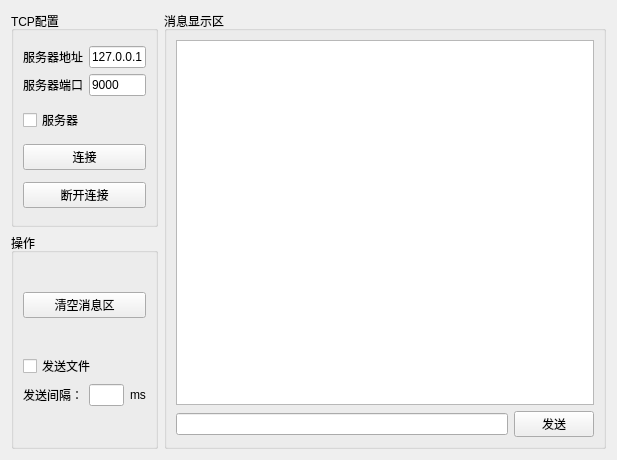
Above: CommAssistant/TcpWidget.ui from wangdong1328/QtProjects before the change. Below: the same form after it.
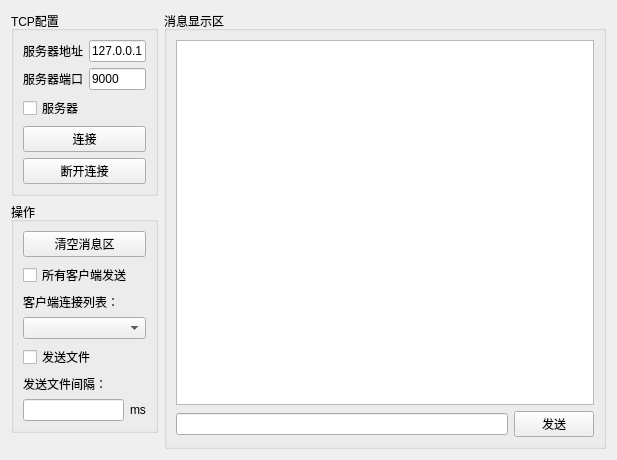
That is the form after the change.

What changed in the file:
```diff
--- a/CommAssistant/TcpWidget.ui
+++ b/CommAssistant/TcpWidget.ui
@@ -106,25 +106,59 @@
            </widget>
           </item>
           <item>
-           <layout class="QGridLayout" name="gridLayout_2">
-            <item row="0" column="0" colspan="2">
-             <widget class="QCheckBox" name="checkBox_sendFile">
-              <property name="text">
-               <string>发送文件</string>
-              </property>
-             </widget>
-            </item>
-            <item row="1" column="0">
+           <widget class="QCheckBox" name="checkBox_clients">
+            <property name="text">
+             <string>所有客户端发送</string>
+            </property>
+           </widget>
+          </item>
+          <item>
+           <widget class="QLabel" name="label_clientList">
+            <property name="maximumSize">
+             <size>
+              <width>16777215</width>
+              <height>16777215</height>
+             </size>
+            </property>
+            <property name="text">
+             <string>客户端连接列表：</string>
+            </property>
+           </widget>
+          </item>
+          <item>
+           <widget class="QComboBox" name="comboBox_clients">
+            <property name="minimumSize">
+             <size>
+              <width>0</width>
+              <height>0</height>
+             </size>
+            </property>
+           </widget>
+          </item>
+          <item>
+           <widget class="QCheckBox" name="checkBox_sendFile">
+            <property name="text">
+             <string>发送文件</string>
+            </property>
+           </widget>
+          </item>
+          <item>
+           <layout class="QHBoxLayout" name="horizontalLayout_2">
+            <item>
              <widget class="QLabel" name="label_5">
               <property name="text">
-               <string>发送间隔：</string>
+               <string>发送文件间隔：</string>
               </property>
              </widget>
             </item>
-            <item row="1" column="1">
+           </layout>
+          </item>
+          <item>
+           <layout class="QHBoxLayout" name="horizontalLayout_4">
+            <item>
              <widget class="QLineEdit" name="lineEdit_sendInterval"/>
             </item>
-            <item row="1" column="2">
+            <item>
              <widget class="QLabel" name="label_6">
               <property name="text">
                <string>ms</string>
@@ -136,6 +170,19 @@
          </layout>
         </widget>
        </item>
+       <item>
+        <spacer name="verticalSpacer">
+         <property name="orientation">
+          <enum>Qt::Vertical</enum>
+         </property>
+         <property name="sizeHint" stdset="0">
+          <size>
+           <width>20</width>
+           <height>40</height>
+          </size>
+         </property>
+        </spacer>
+       </item>
       </layout>
      </item>
      <item>
```
